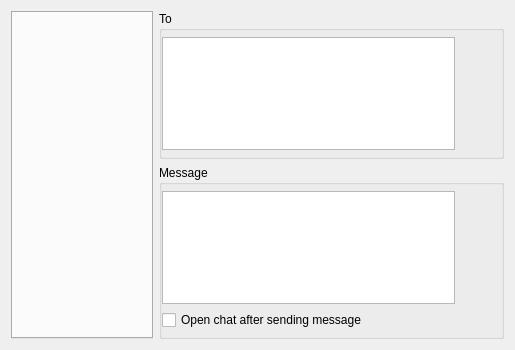
hwgao/beebeep, file src/desktop/GuiCreateMessage.ui: the form before one commit.
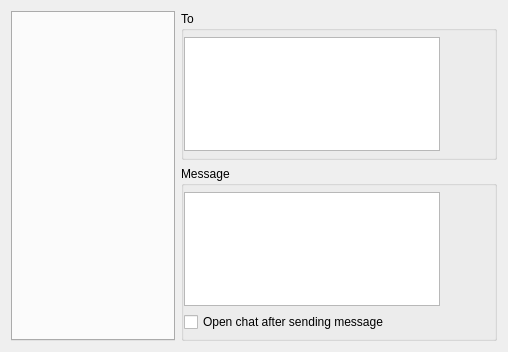
The form after the commit. Icons and pictures are not drawn. Custom widgets are drawn as their Qt base class.

The edit to the form file:
```diff
--- a/src/desktop/GuiCreateMessage.ui
+++ b/src/desktop/GuiCreateMessage.ui
@@ -6,125 +6,38 @@
    <rect>
     <x>0</x>
     <y>0</y>
-    <width>515</width>
-    <height>350</height>
+    <width>508</width>
+    <height>352</height>
    </rect>
   </property>
-  <property name="sizePolicy">
-   <sizepolicy hsizetype="Expanding" vsizetype="Expanding">
-    <horstretch>0</horstretch>
-    <verstretch>0</verstretch>
-   </sizepolicy>
-  </property>
-  <layout class="QGridLayout" name="gridLayout_4">
-   <item row="1" column="1">
-    <widget class="QGroupBox" name="mp_gbMessage">
-     <property name="title">
-      <string>Message</string>
+  <layout class="QGridLayout" name="gridLayout_2">
+   <item row="0" column="0" rowspan="2">
+    <widget class="GuiEmoticons" name="mp_twEmoticons">
+     <property name="sizePolicy">
+      <sizepolicy hsizetype="Expanding" vsizetype="Expanding">
+       <horstretch>0</horstretch>
+       <verstretch>0</verstretch>
+      </sizepolicy>
      </property>
-     <property name="flat">
-      <bool>true</bool>
+     <property name="minimumSize">
+      <size>
+       <width>140</width>
+       <height>0</height>
+      </size>
      </property>
-     <layout class="QGridLayout" name="gridLayout_3">
-      <property name="leftMargin">
-       <number>0</number>
-      </property>
-      <property name="topMargin">
-       <number>6</number>
-      </property>
-      <property name="rightMargin">
-       <number>0</number>
-      </property>
-      <property name="bottomMargin">
-       <number>6</number>
-      </property>
-      <item row="2" column="1" rowspan="2">
-       <spacer name="verticalSpacer_2">
-        <property name="orientation">
-         <enum>Qt::Vertical</enum>
-        </property>
-        <property name="sizeHint" stdset="0">
-         <size>
-          <width>20</width>
-          <height>40</height>
-         </size>
-        </property>
-       </spacer>
-      </item>
-      <item row="5" column="0">
-       <widget class="QCheckBox" name="mp_cbOpenChat">
-        <property name="text">
-         <string>Open chat after sending message</string>
-        </property>
-       </widget>
-      </item>
-      <item row="4" column="1">
-       <widget class="QPushButton" name="mp_pbSend">
-        <property name="toolTip">
-         <string>Click to send message</string>
-        </property>
-        <property name="icon">
-         <iconset resource="../beebeep.qrc">
-          <normaloff>:/images/send.png</normaloff>:/images/send.png</iconset>
-        </property>
-        <property name="iconSize">
-         <size>
-          <width>32</width>
-          <height>32</height>
-         </size>
-        </property>
-        <property name="flat">
-         <bool>true</bool>
-        </property>
-       </widget>
-      </item>
-      <item row="1" column="1">
-       <widget class="QPushButton" name="mp_pbEmoticons">
-        <property name="icon">
-         <iconset resource="../beebeep.qrc">
-          <normaloff>:/images/emoticon.png</normaloff>:/images/emoticon.png</iconset>
-        </property>
-        <property name="iconSize">
-         <size>
-          <width>32</width>
-          <height>32</height>
-         </size>
-        </property>
-        <property name="checkable">
-         <bool>true</bool>
-        </property>
-        <property name="flat">
-         <bool>true</bool>
-        </property>
-       </widget>
-      </item>
-      <item row="1" column="0" rowspan="4">
-       <widget class="GuiMessageEdit" name="mp_teMessage">
-        <property name="sizePolicy">
-         <sizepolicy hsizetype="Expanding" vsizetype="MinimumExpanding">
-          <horstretch>0</horstretch>
-          <verstretch>0</verstretch>
-         </sizepolicy>
-        </property>
-        <property name="minimumSize">
-         <size>
-          <width>160</width>
-          <height>50</height>
-         </size>
-        </property>
-        <property name="maximumSize">
-         <size>
-          <width>16777215</width>
-          <height>16777215</height>
-         </size>
-        </property>
-       </widget>
-      </item>
-     </layout>
+     <property name="currentIndex">
+      <number>-1</number>
+     </property>
     </widget>
    </item>
    <item row="0" column="1">
     <widget class="QGroupBox" name="mp_gbTo">
+     <property name="sizePolicy">
+      <sizepolicy hsizetype="Expanding" vsizetype="Expanding">
+       <horstretch>0</horstretch>
+       <verstretch>0</verstretch>
+      </sizepolicy>
+     </property>
      <property name="title">
       <string>To</string>
      </property>
@@ -144,27 +57,26 @@
       <property name="bottomMargin">
        <number>6</number>
       </property>
-      <item row="1" column="1">
-       <spacer name="verticalSpacer">
-        <property name="orientation">
-         <enum>Qt::Vertical</enum>
-        </property>
-        <property name="sizeHint" stdset="0">
-         <size>
-          <width>20</width>
-          <height>40</height>
-         </size>
-        </property>
-       </spacer>
-      </item>
       <item row="0" column="1">
        <widget class="QPushButton" name="mp_pbEditUsers">
         <property name="sizePolicy">
-         <sizepolicy hsizetype="Minimum" vsizetype="Fixed">
+         <sizepolicy hsizetype="Fixed" vsizetype="Fixed">
           <horstretch>0</horstretch>
           <verstretch>0</verstretch>
          </sizepolicy>
         </property>
+        <property name="minimumSize">
+         <size>
+          <width>48</width>
+          <height>48</height>
+         </size>
+        </property>
+        <property name="maximumSize">
+         <size>
+          <width>48</width>
+          <height>48</height>
+         </size>
+        </property>
         <property name="toolTip">
          <string>Add recipients</string>
         </property>
@@ -199,26 +111,168 @@
         </property>
        </widget>
       </item>
+      <item row="1" column="1">
+       <spacer name="verticalSpacer">
+        <property name="orientation">
+         <enum>Qt::Vertical</enum>
+        </property>
+        <property name="sizeHint" stdset="0">
+         <size>
+          <width>17</width>
+          <height>55</height>
+         </size>
+        </property>
+       </spacer>
+      </item>
      </layout>
     </widget>
    </item>
-   <item row="0" column="0" rowspan="2">
-    <widget class="GuiEmoticons" name="mp_twEmoticons">
+   <item row="1" column="1">
+    <widget class="QGroupBox" name="mp_gbMessage">
      <property name="sizePolicy">
-      <sizepolicy hsizetype="Preferred" vsizetype="Expanding">
+      <sizepolicy hsizetype="Expanding" vsizetype="Expanding">
        <horstretch>0</horstretch>
        <verstretch>0</verstretch>
       </sizepolicy>
      </property>
-     <property name="minimumSize">
-      <size>
-       <width>142</width>
-       <height>0</height>
-      </size>
+     <property name="title">
+      <string>Message</string>
      </property>
-     <property name="currentIndex">
-      <number>-1</number>
+     <property name="flat">
+      <bool>true</bool>
      </property>
+     <layout class="QGridLayout" name="gridLayout_3">
+      <property name="leftMargin">
+       <number>0</number>
+      </property>
+      <property name="topMargin">
+       <number>6</number>
+      </property>
+      <property name="rightMargin">
+       <number>0</number>
+      </property>
+      <property name="bottomMargin">
+       <number>6</number>
+      </property>
+      <item row="5" column="0">
+       <widget class="QCheckBox" name="mp_cbOpenChat">
+        <property name="text">
+         <string>Open chat after sending message</string>
+        </property>
+       </widget>
+      </item>
+      <item row="2" column="1" rowspan="2">
+       <spacer name="verticalSpacer_2">
+        <property name="orientation">
+         <enum>Qt::Vertical</enum>
+        </property>
+        <property name="sizeHint" stdset="0">
+         <size>
+          <width>20</width>
+          <height>40</height>
+         </size>
+        </property>
+       </spacer>
+      </item>
+      <item row="1" column="0" rowspan="4">
+       <widget class="GuiMessageEdit" name="mp_teMessage">
+        <property name="sizePolicy">
+         <sizepolicy hsizetype="Expanding" vsizetype="MinimumExpanding">
+          <horstretch>0</horstretch>
+          <verstretch>0</verstretch>
+         </sizepolicy>
+        </property>
+        <property name="minimumSize">
+         <size>
+          <width>160</width>
+          <height>50</height>
+         </size>
+        </property>
+        <property name="maximumSize">
+         <size>
+          <width>16777215</width>
+          <height>16777215</height>
+         </size>
+        </property>
+       </widget>
+      </item>
+      <item row="1" column="1">
+       <widget class="QPushButton" name="mp_pbEmoticons">
+        <property name="sizePolicy">
+         <sizepolicy hsizetype="Fixed" vsizetype="Fixed">
+          <horstretch>0</horstretch>
+          <verstretch>0</verstretch>
+         </sizepolicy>
+        </property>
+        <property name="minimumSize">
+         <size>
+          <width>48</width>
+          <height>48</height>
+         </size>
+        </property>
+        <property name="maximumSize">
+         <size>
+          <width>48</width>
+          <height>48</height>
+         </size>
+        </property>
+        <property name="icon">
+         <iconset resource="../beebeep.qrc">
+          <normaloff>:/images/emoticon.png</normaloff>:/images/emoticon.png</iconset>
+        </property>
+        <property name="iconSize">
+         <size>
+          <width>32</width>
+          <height>32</height>
+         </size>
+        </property>
+        <property name="checkable">
+         <bool>true</bool>
+        </property>
+        <property name="flat">
+         <bool>true</bool>
+        </property>
+       </widget>
+      </item>
+      <item row="4" column="1">
+       <widget class="QPushButton" name="mp_pbSend">
+        <property name="sizePolicy">
+         <sizepolicy hsizetype="Fixed" vsizetype="Fixed">
+          <horstretch>0</horstretch>
+          <verstretch>0</verstretch>
+         </sizepolicy>
+        </property>
+        <property name="minimumSize">
+         <size>
+          <width>48</width>
+          <height>48</height>
+         </size>
+        </property>
+        <property name="maximumSize">
+         <size>
+          <width>48</width>
+          <height>48</height>
+         </size>
+        </property>
+        <property name="toolTip">
+         <string>Click to send message</string>
+        </property>
+        <property name="icon">
+         <iconset resource="../beebeep.qrc">
+          <normaloff>:/images/send.png</normaloff>:/images/send.png</iconset>
+        </property>
+        <property name="iconSize">
+         <size>
+          <width>32</width>
+          <height>32</height>
+         </size>
+        </property>
+        <property name="flat">
+         <bool>true</bool>
+        </property>
+       </widget>
+      </item>
+     </layout>
     </widget>
    </item>
   </layout>
```
